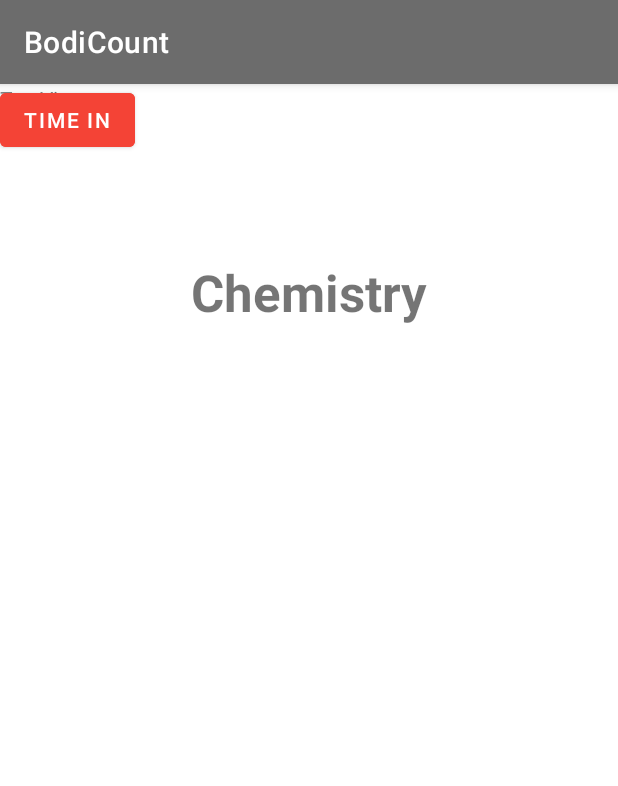
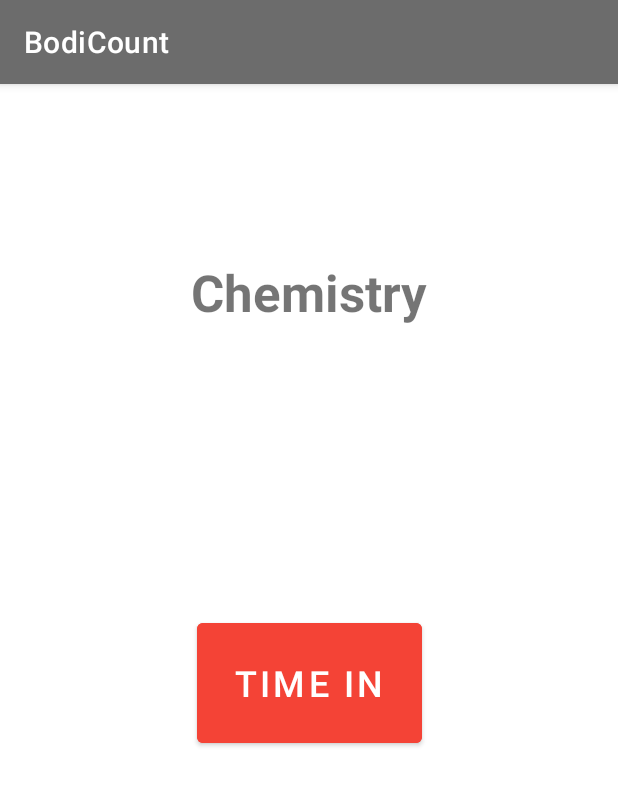
Before and after one commit to stargazer39/BodiCount, an Android app: the attendanceMarkingOnline screen opened directly, with no data from a screen before it, on a phone screen of 412 x 824 dp. Shown: the top 786 px of the screen. Run offline under Robolectric (Android 15) with nearby library versions, the phone set to English and light mode, and no system bars; our stand-ins replace Firebase (no records; nobody signed in at launch, a user with empty details on screens opened directly).

Commit message:
Attendance Marking Updates

```diff
--- a/app/src/main/AndroidManifest.xml
+++ b/app/src/main/AndroidManifest.xml
@@ -23,7 +23,7 @@
             android:name=".organizer.OrganizerDashboard"
             android:exported="false" />
         <activity
-            android:name=".attendanceMarkingOnline"
+            android:name=".student.attendanceMarkingOnline"
             android:exported="false" />
         <activity
             android:name=".student.StudentOrganiserSubscribe"
--- /dev/null
+++ b/app/src/main/java/com/bodicount/student/attendanceMarkingOnline.java
@@ -0,0 +1,66 @@
+package com.bodicount.student;
+
+import androidx.annotation.NonNull;
+import androidx.appcompat.app.AppCompatActivity;
+
+import android.os.Bundle;
+import android.view.View;
+import android.widget.Toast;
+
+import com.bodicount.R;
+import com.bodicount.commons.Attendance;
+import com.google.android.gms.tasks.OnCompleteListener;
+import com.google.android.gms.tasks.Task;
+import com.google.firebase.auth.FirebaseAuth;
+import com.google.firebase.auth.FirebaseUser;
+import com.google.firebase.firestore.FirebaseFirestore;
+import org.joda.time.DateTime;
+
+public class attendanceMarkingOnline extends AppCompatActivity {
+    private FirebaseAuth sAuth;
+    private FirebaseUser user;
+    private FirebaseFirestore db;
+
+
+
+    @Override
+    protected void onCreate(Bundle savedInstanceState) {
+        super.onCreate(savedInstanceState);
+        setContentView(R.layout.activity_attendance_marking_online);
+
+        db = FirebaseFirestore.getInstance();
+        sAuth = FirebaseAuth.getInstance();
+        user = sAuth.getCurrentUser();
+    }
+
+
+    private void showToast(String message, int duration){
+        Toast toast = Toast.makeText(this, message, duration);
+        toast.show();
+    }
+
+
+    public void onTimeInCLick(View view){
+        try{
+            Attendance currentAttendance = new Attendance();
+            currentAttendance.setDateTime(DateTime.now().toString());
+
+        db.collection("attendance")
+                .document(sAuth.getCurrentUser().getUid())
+                .set(currentAttendance)
+                .addOnCompleteListener(new OnCompleteListener<Void>() {
+                    @Override
+                    public void onComplete(@NonNull Task<Void> task) {
+                        if(task.isSuccessful()){
+                            showToast("Successfully Attended", Toast.LENGTH_SHORT);
+                        }else{
+                            showToast("Attendance failed", Toast.LENGTH_SHORT);
+                        }
+                    }
+                });
+    }catch(Exception e){
+        showToast(e.getMessage(), Toast.LENGTH_SHORT);
+        e.printStackTrace();
+    }
+    }
+}
--- a/app/src/main/res/layout/activity_attendance_marking.xml
+++ b/app/src/main/res/layout/activity_attendance_marking.xml
@@ -77,4 +77,5 @@
         app:layout_constraintStart_toStartOf="parent"
         app:layout_constraintTop_toBottomOf="@+id/textView23"
         app:srcCompat="@drawable/maps1" />
+
 </androidx.constraintlayout.widget.ConstraintLayout>
--- a/app/src/main/res/layout/activity_attendance_marking_online.xml
+++ b/app/src/main/res/layout/activity_attendance_marking_online.xml
@@ -4,16 +4,20 @@
     xmlns:tools="http://schemas.android.com/tools"
     android:layout_width="match_parent"
     android:layout_height="match_parent"
-    tools:context=".attendanceMarkingOnline">
+    tools:context=".student.attendanceMarkingOnline">
 
     <Button
         android:id="@+id/button13"
-        android:layout_width="wrap_content"
-        android:layout_height="wrap_content"
+        android:layout_width="150dp"
+        android:layout_height="92dp"
+        android:layout_marginTop="192dp"
         android:backgroundTint="@color/btn_backgroundcolor"
+        android:onClick="onTimeInCLick"
         android:text="@string/attendance_timeinbtn"
-        tools:layout_editor_absoluteX="160dp"
-        tools:layout_editor_absoluteY="395dp" />
+        android:textSize="24sp"
+        app:layout_constraintEnd_toEndOf="parent"
+        app:layout_constraintStart_toStartOf="parent"
+        app:layout_constraintTop_toBottomOf="@+id/textView30" />
 
     <TextView
         android:id="@+id/textView30"
@@ -28,11 +32,4 @@
         app:layout_constraintStart_toStartOf="parent"
         app:layout_constraintTop_toTopOf="parent" />
 
-    <TextView
-        android:id="@+id/textView31"
-        android:layout_width="wrap_content"
-        android:layout_height="wrap_content"
-        android:text="TextView"
-        tools:layout_editor_absoluteX="176dp"
-        tools:layout_editor_absoluteY="234dp" />
 </androidx.constraintlayout.widget.ConstraintLayout>
```
Also changed, not shown: app/src/main/java/com/bodicount/Attendance_Marking.java (+158 -0 lines), app/src/main/java/com/bodicount/attendanceMarkingOnline.java (deleted, +0 -14 lines), app/src/main/java/com/bodicount/commons/Attendance.java (added, +9 -0 lines), app/src/main/java/com/bodicount/student/Attendance_User_Profile.java (+5 -28 lines).
